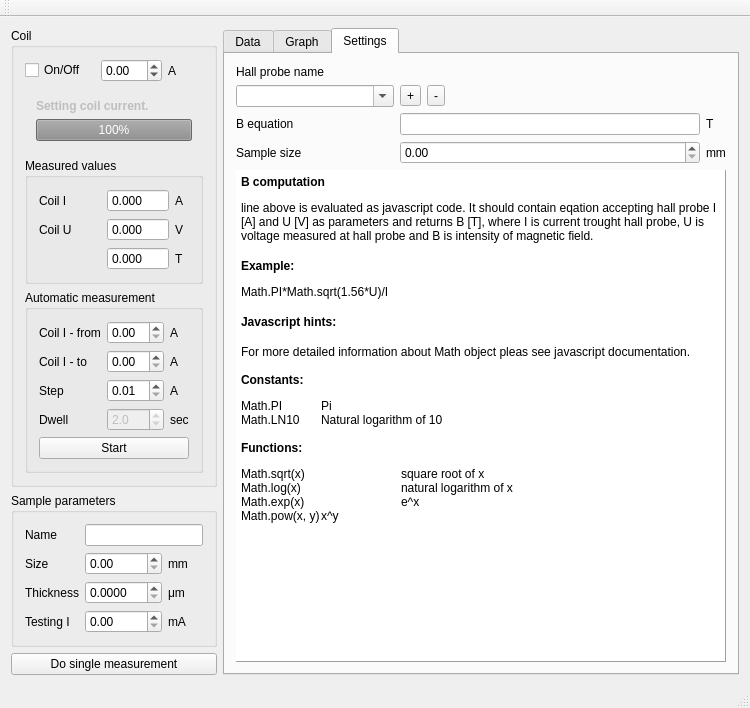
Above: hall/mainwindow.ui from mBr001/hall before the change. Below: the same form after it.
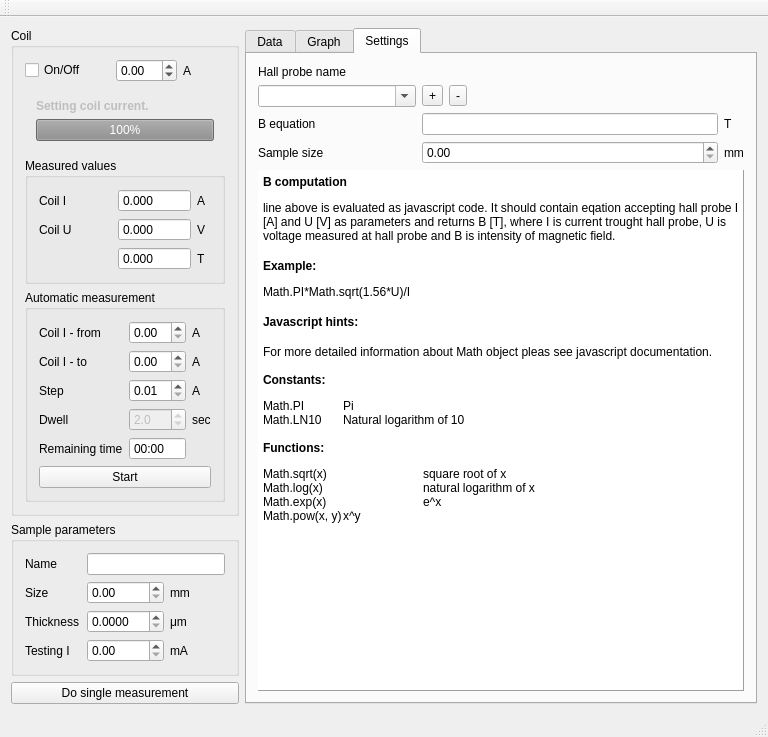
That is the form after the change. Custom widgets are drawn as their Qt base class.

Patch:
```diff
--- a/hall/mainwindow.ui
+++ b/hall/mainwindow.ui
@@ -6,8 +6,8 @@
    <rect>
     <x>0</x>
     <y>0</y>
-    <width>750</width>
-    <height>620</height>
+    <width>768</width>
+    <height>704</height>
    </rect>
   </property>
   <property name="windowTitle">
@@ -181,7 +181,7 @@
                 </property>
                </widget>
               </item>
-              <item row="4" column="0" colspan="3">
+              <item row="5" column="0" colspan="3">
                <widget class="QPushButton" name="startPushButton">
                 <property name="toolTip">
                  <string>Start fully automatized measurement.</string>
@@ -191,6 +191,26 @@
                 </property>
                </widget>
               </item>
+              <item row="4" column="0">
+               <widget class="QLabel" name="label_28">
+                <property name="text">
+                 <string>Remaining time</string>
+                </property>
+               </widget>
+              </item>
+              <item row="4" column="1">
+               <widget class="QTimeEdit" name="remainsTimeEdit">
+                <property name="readOnly">
+                 <bool>true</bool>
+                </property>
+                <property name="buttonSymbols">
+                 <enum>QAbstractSpinBox::NoButtons</enum>
+                </property>
+                <property name="displayFormat">
+                 <string>hh:mm</string>
+                </property>
+               </widget>
+              </item>
              </layout>
             </widget>
            </item>
@@ -560,17 +580,17 @@
              <string>&lt;!DOCTYPE HTML PUBLIC &quot;-//W3C//DTD HTML 4.0//EN&quot; &quot;http://www.w3.org/TR/REC-html40/strict.dtd&quot;&gt;
 &lt;html&gt;&lt;head&gt;&lt;meta name=&quot;qrichtext&quot; content=&quot;1&quot; /&gt;&lt;style type=&quot;text/css&quot;&gt;
 p, li { white-space: pre-wrap; }
-&lt;/style&gt;&lt;/head&gt;&lt;body style=&quot; font-family:'Sans Serif'; font-size:9pt; font-weight:400; font-style:normal;&quot;&gt;
-&lt;p style=&quot; margin-top:18px; margin-bottom:12px; margin-left:0px; margin-right:0px; -qt-block-indent:0; text-indent:0px;&quot;&gt;&lt;span style=&quot; font-weight:600;&quot;&gt;B computation&lt;/span&gt;&lt;/p&gt;
-&lt;p style=&quot; margin-top:12px; margin-bottom:12px; margin-left:0px; margin-right:0px; -qt-block-indent:0; text-indent:0px;&quot;&gt;line above is evaluated as javascript code. It should contain eqation accepting hall probe &lt;span style=&quot; font-family:'Courier New,courier';&quot;&gt;I&lt;/span&gt; [A] and &lt;span style=&quot; font-family:'Courier New,courier';&quot;&gt;U&lt;/span&gt; [V] as parameters and returns &lt;span style=&quot; font-family:'Courier New,courier';&quot;&gt;B&lt;/span&gt; [T], where &lt;span style=&quot; font-family:'Courier New,courier';&quot;&gt;I&lt;/span&gt; is current trought hall probe, &lt;span style=&quot; font-family:'Courier New,courier';&quot;&gt;U&lt;/span&gt; is voltage measured at hall probe and &lt;span style=&quot; font-family:'Courier New,courier';&quot;&gt;B&lt;/span&gt; is intensity of magnetic field.&lt;/p&gt;
-&lt;p style=&quot; margin-top:16px; margin-bottom:12px; margin-left:0px; margin-right:0px; -qt-block-indent:0; text-indent:0px;&quot;&gt;&lt;span style=&quot; font-weight:600;&quot;&gt;Example:&lt;/span&gt;&lt;/p&gt;
-&lt;p style=&quot; margin-top:12px; margin-bottom:12px; margin-left:0px; margin-right:0px; -qt-block-indent:0; text-indent:0px;&quot;&gt;&lt;span style=&quot; font-family:'Courier New,courier';&quot;&gt;Math.PI*Math.sqrt(1.56*U)/I&lt;/span&gt;&lt;/p&gt;
-&lt;p style=&quot; margin-top:16px; margin-bottom:12px; margin-left:0px; margin-right:0px; -qt-block-indent:0; text-indent:0px;&quot;&gt;&lt;span style=&quot; font-weight:600;&quot;&gt;Javascript hints:&lt;/span&gt;&lt;/p&gt;
-&lt;p style=&quot; margin-top:16px; margin-bottom:12px; margin-left:0px; margin-right:0px; -qt-block-indent:0; text-indent:0px;&quot;&gt;For more detailed information about Math object pleas see javascript documentation.&lt;/p&gt;
-&lt;p style=&quot; margin-top:14px; margin-bottom:12px; margin-left:0px; margin-right:0px; -qt-block-indent:0; text-indent:0px;&quot;&gt;&lt;span style=&quot; font-weight:600;&quot;&gt;Constants:&lt;/span&gt;&lt;/p&gt;
-&lt;p style=&quot; margin-top:12px; margin-bottom:12px; margin-left:0px; margin-right:0px; -qt-block-indent:0; text-indent:0px;&quot;&gt;Math.PI	Pi&lt;br /&gt;Math.LN10	Natural logarithm of 10&lt;/p&gt;
-&lt;p style=&quot; margin-top:14px; margin-bottom:12px; margin-left:0px; margin-right:0px; -qt-block-indent:0; text-indent:0px;&quot;&gt;&lt;span style=&quot; font-weight:600;&quot;&gt;Functions:&lt;/span&gt;&lt;/p&gt;
-&lt;p style=&quot; margin-top:12px; margin-bottom:12px; margin-left:0px; margin-right:0px; -qt-block-indent:0; text-indent:0px;&quot;&gt;Math.sqrt(x)		square root of x&lt;br /&gt;Math.log(x)		natural logarithm of x&lt;br /&gt;Math.exp(x)		e^x&lt;br /&gt;Math.pow(x, y)	x^y&lt;/p&gt;&lt;/body&gt;&lt;/html&gt;</string>
+&lt;/style&gt;&lt;/head&gt;&lt;body style=&quot; font-family:'Sans Serif'; font-size:10pt; font-weight:400; font-style:normal;&quot;&gt;
+&lt;p style=&quot; margin-top:18px; margin-bottom:12px; margin-left:0px; margin-right:0px; -qt-block-indent:0; text-indent:0px;&quot;&gt;&lt;span style=&quot; font-size:9pt; font-weight:600;&quot;&gt;B computation&lt;/span&gt;&lt;/p&gt;
+&lt;p style=&quot; margin-top:12px; margin-bottom:12px; margin-left:0px; margin-right:0px; -qt-block-indent:0; text-indent:0px;&quot;&gt;&lt;span style=&quot; font-size:9pt;&quot;&gt;line above is evaluated as javascript code. It should contain eqation accepting hall probe &lt;/span&gt;&lt;span style=&quot; font-family:'Courier New,courier'; font-size:9pt;&quot;&gt;I&lt;/span&gt;&lt;span style=&quot; font-size:9pt;&quot;&gt; [A] and &lt;/span&gt;&lt;span style=&quot; font-family:'Courier New,courier'; font-size:9pt;&quot;&gt;U&lt;/span&gt;&lt;span style=&quot; font-size:9pt;&quot;&gt; [V] as parameters and returns &lt;/span&gt;&lt;span style=&quot; font-family:'Courier New,courier'; font-size:9pt;&quot;&gt;B&lt;/span&gt;&lt;span style=&quot; font-size:9pt;&quot;&gt; [T], where &lt;/span&gt;&lt;span style=&quot; font-family:'Courier New,courier'; font-size:9pt;&quot;&gt;I&lt;/span&gt;&lt;span style=&quot; font-size:9pt;&quot;&gt; is current trought hall probe, &lt;/span&gt;&lt;span style=&quot; font-family:'Courier New,courier'; font-size:9pt;&quot;&gt;U&lt;/span&gt;&lt;span style=&quot; font-size:9pt;&quot;&gt; is voltage measured at hall probe and &lt;/span&gt;&lt;span style=&quot; font-family:'Courier New,courier'; font-size:9pt;&quot;&gt;B&lt;/span&gt;&lt;span style=&quot; font-size:9pt;&quot;&gt; is intensity of magnetic field.&lt;/span&gt;&lt;/p&gt;
+&lt;p style=&quot; margin-top:16px; margin-bottom:12px; margin-left:0px; margin-right:0px; -qt-block-indent:0; text-indent:0px;&quot;&gt;&lt;span style=&quot; font-size:9pt; font-weight:600;&quot;&gt;Example:&lt;/span&gt;&lt;/p&gt;
+&lt;p style=&quot; margin-top:12px; margin-bottom:12px; margin-left:0px; margin-right:0px; -qt-block-indent:0; text-indent:0px;&quot;&gt;&lt;span style=&quot; font-family:'Courier New,courier'; font-size:9pt;&quot;&gt;Math.PI*Math.sqrt(1.56*U)/I&lt;/span&gt;&lt;/p&gt;
+&lt;p style=&quot; margin-top:16px; margin-bottom:12px; margin-left:0px; margin-right:0px; -qt-block-indent:0; text-indent:0px;&quot;&gt;&lt;span style=&quot; font-size:9pt; font-weight:600;&quot;&gt;Javascript hints:&lt;/span&gt;&lt;/p&gt;
+&lt;p style=&quot; margin-top:16px; margin-bottom:12px; margin-left:0px; margin-right:0px; -qt-block-indent:0; text-indent:0px;&quot;&gt;&lt;span style=&quot; font-size:9pt;&quot;&gt;For more detailed information about Math object pleas see javascript documentation.&lt;/span&gt;&lt;/p&gt;
+&lt;p style=&quot; margin-top:14px; margin-bottom:12px; margin-left:0px; margin-right:0px; -qt-block-indent:0; text-indent:0px;&quot;&gt;&lt;span style=&quot; font-size:9pt; font-weight:600;&quot;&gt;Constants:&lt;/span&gt;&lt;/p&gt;
+&lt;p style=&quot; margin-top:12px; margin-bottom:12px; margin-left:0px; margin-right:0px; -qt-block-indent:0; text-indent:0px;&quot;&gt;&lt;span style=&quot; font-size:9pt;&quot;&gt;Math.PI	Pi&lt;br /&gt;Math.LN10	Natural logarithm of 10&lt;/span&gt;&lt;/p&gt;
+&lt;p style=&quot; margin-top:14px; margin-bottom:12px; margin-left:0px; margin-right:0px; -qt-block-indent:0; text-indent:0px;&quot;&gt;&lt;span style=&quot; font-size:9pt; font-weight:600;&quot;&gt;Functions:&lt;/span&gt;&lt;/p&gt;
+&lt;p style=&quot; margin-top:12px; margin-bottom:12px; margin-left:0px; margin-right:0px; -qt-block-indent:0; text-indent:0px;&quot;&gt;&lt;span style=&quot; font-size:9pt;&quot;&gt;Math.sqrt(x)		square root of x&lt;br /&gt;Math.log(x)		natural logarithm of x&lt;br /&gt;Math.exp(x)		e^x&lt;br /&gt;Math.pow(x, y)	x^y&lt;/span&gt;&lt;/p&gt;&lt;/body&gt;&lt;/html&gt;</string>
             </property>
             <property name="textInteractionFlags">
              <set>Qt::TextSelectableByKeyboard|Qt::TextSelectableByMouse</set>
```
